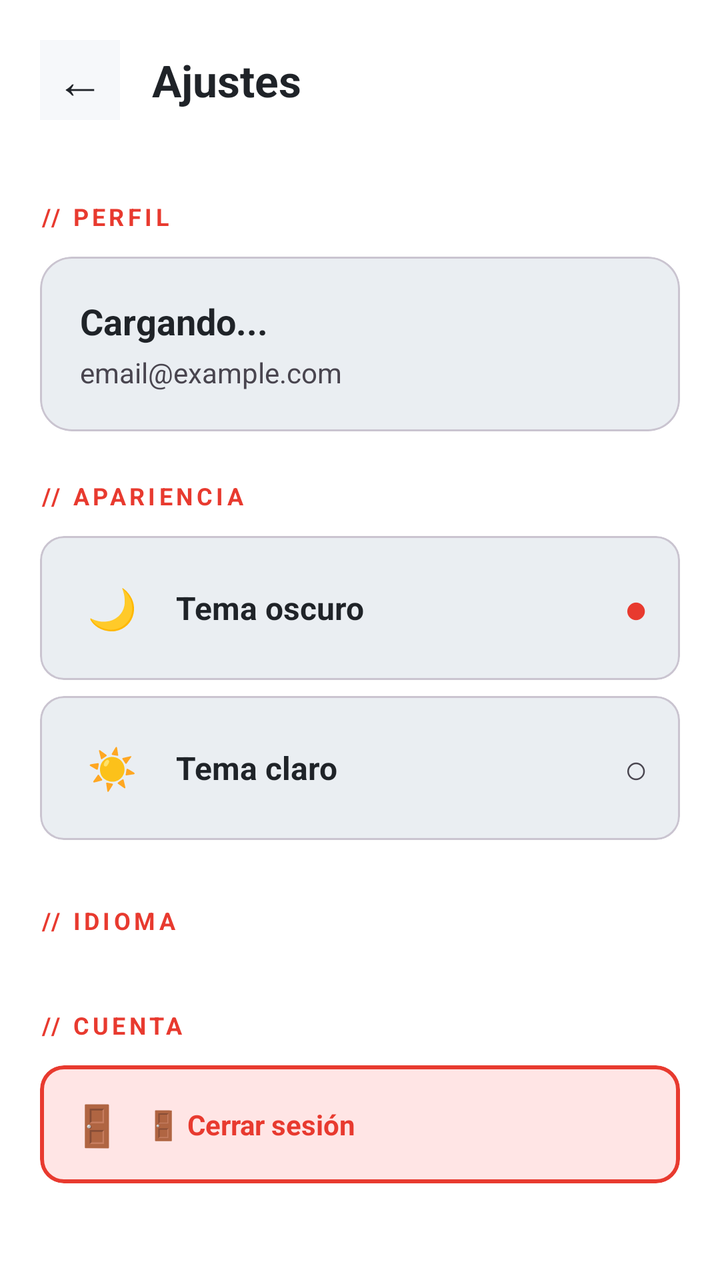
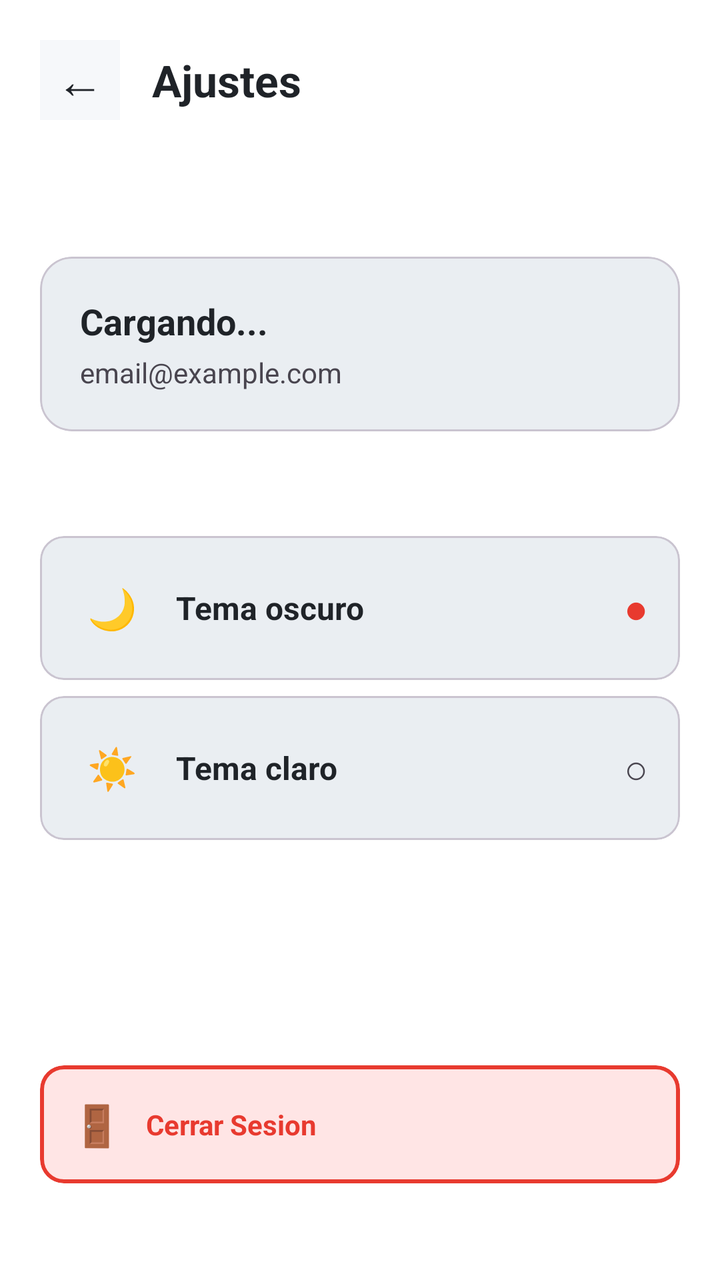

Before-and-after screenshots of an Android layout around one commit, followed by the original layout XML and the change that was made.
<!-- AndroidManifest.xml: application theme Theme.CodeGym -->
<!-- res/layout/activity_settings.xml -->
<?xml version="1.0" encoding="utf-8"?>
<androidx.constraintlayout.widget.ConstraintLayout
    xmlns:android="http://schemas.android.com/apk/res/android"
    xmlns:app="http://schemas.android.com/apk/res-auto"
    android:layout_width="match_parent"
    android:layout_height="match_parent"
    android:background="?android:attr/colorBackground">

    <LinearLayout
        android:id="@+id/headerSettings"
        android:layout_width="match_parent"
        android:layout_height="wrap_content"
        android:orientation="horizontal"
        android:gravity="center_vertical"
        android:padding="20dp"
        android:paddingTop="40dp"
        app:layout_constraintTop_toTopOf="parent">

        <TextView
            android:id="@+id/btnBack"
            android:layout_width="40dp"
            android:layout_height="40dp"
            android:text="←"
            android:textSize="24sp"
            android:textColor="?attr/colorOnSurface"
            android:gravity="center"
            android:background="?attr/colorSurface"
            android:clickable="true"
            android:focusable="true" />

        <TextView
            android:layout_width="0dp"
            android:layout_height="wrap_content"
            android:layout_weight="1"
            android:layout_marginStart="16dp"
            android:textSize="22sp"
            android:textStyle="bold"
            android:textColor="?attr/colorOnSurface"
            android:text="@string/settings_title" />

    </LinearLayout>

    <ScrollView
        android:layout_width="match_parent"
        android:layout_height="0dp"
        app:layout_constraintTop_toBottomOf="@id/headerSettings"
        app:layout_constraintBottom_toBottomOf="parent"
        android:padding="20dp">

        <LinearLayout
            android:layout_width="match_parent"
            android:layout_height="wrap_content"
            android:orientation="vertical">

            
            <TextView
                android:layout_width="wrap_content"
                android:layout_height="wrap_content"
                android:textColor="?attr/colorPrimary"
                android:textSize="12sp"
                android:textStyle="bold"
                android:letterSpacing="0.15"
                android:text="@string/settings_profile"
                android:layout_marginBottom="12dp" />

            <com.google.android.material.card.MaterialCardView
                android:layout_width="match_parent"
                android:layout_height="wrap_content"
                app:cardBackgroundColor="?attr/colorSurfaceVariant"
                app:cardCornerRadius="16dp"
                app:cardElevation="0dp">

                <LinearLayout
                    android:layout_width="match_parent"
                    android:layout_height="wrap_content"
                    android:orientation="vertical"
                    android:padding="20dp">

                    <TextView
                        android:id="@+id/tvSettingsName"
                        android:layout_width="wrap_content"
                        android:layout_height="wrap_content"
                        android:textColor="?attr/colorOnSurface"
                        android:textSize="18sp"
                        android:textStyle="bold"
                        android:text="@string/loading_profile" />

                    <TextView
                        android:id="@+id/tvSettingsEmail"
                        android:layout_width="wrap_content"
                        android:layout_height="wrap_content"
                        android:textColor="?attr/colorOnSurfaceVariant"
                        android:textSize="14sp"
                        android:layout_marginTop="4dp"
                        android:text="@string/email_placeholder" />

                </LinearLayout>
            </com.google.android.material.card.MaterialCardView>

            
            <TextView
                android:layout_width="wrap_content"
                android:layout_height="wrap_content"
                android:textColor="?attr/colorPrimary"
                android:textSize="12sp"
                android:textStyle="bold"
                android:letterSpacing="0.15"
                android:text="@string/settings_appearance"
                android:layout_marginTop="24dp"
                android:layout_marginBottom="12dp" />

            <com.google.android.material.card.MaterialCardView
                android:id="@+id/cardThemeDark"
                android:layout_width="match_parent"
                android:layout_height="wrap_content"
                android:layout_marginBottom="8dp"
                app:cardBackgroundColor="?attr/colorSurfaceVariant"
                app:cardCornerRadius="12dp"
                app:cardElevation="0dp"
                android:clickable="true"
                android:focusable="true"
                android:foreground="?android:attr/selectableItemBackground">

                <LinearLayout
                    android:layout_width="match_parent"
                    android:layout_height="wrap_content"
                    android:orientation="horizontal"
                    android:gravity="center_vertical"
                    android:padding="16dp">

                    <TextView
                        android:layout_width="40dp"
                        android:layout_height="40dp"
                        android:gravity="center"
                        android:textSize="20sp"
                        android:text="🌙" />

                    <LinearLayout
                        android:layout_width="0dp"
                        android:layout_height="wrap_content"
                        android:layout_weight="1"
                        android:layout_marginStart="12dp"
                        android:orientation="vertical">
                        <TextView
                            android:layout_width="wrap_content"
                            android:layout_height="wrap_content"
                            android:textColor="?attr/colorOnSurface"
                            android:textSize="16sp"
                            android:textStyle="bold"
                            android:text="@string/theme_dark" />
                        <TextView
                            android:layout_width="wrap_content"
                            android:layout_height="wrap_content"
                            android:visibility="gone"
                            android:textColor="?attr/colorOnSurfaceVariant"
                            android:textSize="13sp"
                            android:text="@string/theme_dark_desc" />
                    </LinearLayout>

                    <TextView
                        android:id="@+id/checkThemeDark"
                        android:layout_width="wrap_content"
                        android:layout_height="wrap_content"
                        android:textColor="?attr/colorPrimary"
                        android:textSize="20sp"
                        android:text="●" />
                </LinearLayout>
            </com.google.android.material.card.MaterialCardView>

            <com.google.android.material.card.MaterialCardView
                android:id="@+id/cardThemeLight"
                android:layout_width="match_parent"
                android:layout_height="wrap_content"
                android:layout_marginBottom="8dp"
                app:cardBackgroundColor="?attr/colorSurfaceVariant"
                app:cardCornerRadius="12dp"
                app:cardElevation="0dp"
                android:clickable="true"
                android:focusable="true"
                android:foreground="?android:attr/selectableItemBackground">

                <LinearLayout
                    android:layout_width="match_parent"
                    android:layout_height="wrap_content"
                    android:orientation="horizontal"
                    android:gravity="center_vertical"
                    android:padding="16dp">

                    <TextView
                        android:layout_width="40dp"
                        android:layout_height="40dp"
                        android:gravity="center"
                        android:textSize="20sp"
                        android:text="☀️" />

                    <LinearLayout
                        android:layout_width="0dp"
                        android:layout_height="wrap_content"
                        android:layout_weight="1"
                        android:layout_marginStart="12dp"
                        android:orientation="vertical">
                        <TextView
                            android:layout_width="wrap_content"
                            android:layout_height="wrap_content"
                            android:textColor="?attr/colorOnSurface"
                            android:textSize="16sp"
                            android:textStyle="bold"
                            android:text="@string/theme_light" />
                        <TextView
                            android:layout_width="wrap_content"
                            android:layout_height="wrap_content"
                            android:visibility="gone"
                            android:textColor="?attr/colorOnSurfaceVariant"
                            android:textSize="13sp"
                            android:text="@string/theme_light_desc" />
                    </LinearLayout>

                    <TextView
                        android:id="@+id/checkThemeLight"
                        android:layout_width="wrap_content"
                        android:layout_height="wrap_content"
                        android:textColor="?attr/colorOnSurfaceVariant"
                        android:textSize="20sp"
                        android:text="○" />
                </LinearLayout>
            </com.google.android.material.card.MaterialCardView>

            
            <TextView
                android:layout_width="wrap_content"
                android:layout_height="wrap_content"
                android:textColor="?attr/colorPrimary"
                android:textSize="12sp"
                android:textStyle="bold"
                android:letterSpacing="0.15"
                android:text="@string/settings_language"
                android:layout_marginTop="24dp"
                android:layout_marginBottom="12dp" />

            <LinearLayout
                android:id="@+id/languagesContainer"
                android:layout_width="match_parent"
                android:layout_height="wrap_content"
                android:orientation="vertical" />

            
            <TextView
                android:layout_width="wrap_content"
                android:layout_height="wrap_content"
                android:textColor="?attr/colorPrimary"
                android:textSize="12sp"
                android:textStyle="bold"
                android:letterSpacing="0.15"
                android:text="@string/settings_account"
                android:layout_marginTop="24dp"
                android:layout_marginBottom="12dp" />

            <com.google.android.material.card.MaterialCardView
                android:id="@+id/btnLogout"
                android:layout_width="match_parent"
                android:layout_height="wrap_content"
                app:cardBackgroundColor="@color/red_card_bg"
                app:cardCornerRadius="12dp"
                app:cardElevation="0dp"
                app:strokeColor="?attr/colorPrimary"
                app:strokeWidth="2dp"
                android:clickable="true"
                android:focusable="true">

                <LinearLayout
                    android:layout_width="match_parent"
                    android:layout_height="wrap_content"
                    android:orientation="horizontal"
                    android:gravity="center_vertical"
                    android:padding="16dp">

                    <TextView
                        android:layout_width="wrap_content"
                        android:layout_height="wrap_content"
                        android:text="🚪"
                        android:textSize="20sp" />

                    <TextView
                        android:layout_width="0dp"
                        android:layout_height="wrap_content"
                        android:layout_weight="1"
                        android:layout_marginStart="12dp"
                        android:text="@string/logout"
                        android:textColor="?attr/colorPrimary"
                        android:textSize="14sp"
                        android:textStyle="bold" />

                </LinearLayout>
            </com.google.android.material.card.MaterialCardView>

            <View android:layout_width="match_parent" android:layout_height="32dp" />

        </LinearLayout>

    </ScrollView>

</androidx.constraintlayout.widget.ConstraintLayout>
<!-- resources referenced by this layout -->
<resources>
  <color name="red_card_bg">#FFE5E5</color>
  <string name="email_placeholder">email@example.com</string>
  <string name="loading_profile">Cargando...</string>
  <string name="logout">🚪 Cerrar sesión</string>
  <string name="settings_account">// CUENTA</string>
  <string name="settings_appearance">// APARIENCIA</string>
  <string name="settings_language">// IDIOMA</string>
  <string name="settings_profile">// PERFIL</string>
  <string name="settings_title">Ajustes</string>
  <string name="theme_dark">Tema oscuro</string>
  <string name="theme_dark_desc">Estilo terminal (recomendado)</string>
  <string name="theme_light">Tema claro</string>
  <string name="theme_light_desc">Para entornos luminosos</string>
  <style name="Theme.CodeGym" parent="Base.Theme.CodeGym" />
  <style name="Base.Theme.CodeGym" parent="Theme.Material3.DayNight.NoActionBar">
          <item name="colorPrimary">@color/red_primary</item>
          <item name="colorOnPrimary">@color/white</item>
          <item name="colorSecondary">@color/yellow</item>
          <item name="colorTertiary">@color/tertiary</item>
          <item name="colorError">@color/red_wrong</item>
          <item name="android:colorBackground">@color/bg_dark</item>
          <item name="colorSurface">@color/surface</item>
          <item name="colorSurfaceVariant">@color/surface2</item>
          <item name="colorOnBackground">@color/text_primary</item>
          <item name="colorOnSurface">@color/text_primary</item>
          <item name="android:statusBarColor">@color/bg_dark</item>
          <item name="android:navigationBarColor">@color/bg_dark</item>
          <item name="android:windowLightStatusBar">false</item>
      </style>
  <color name="red_primary">#E83A2F</color>
  <color name="white">#FFFFFF</color>
  <color name="yellow">#D4A017</color>
  <color name="tertiary">#D2A8FF</color>
  <color name="red_wrong">#FF5555</color>
  <color name="bg_dark">#FFFFFF</color>
  <color name="surface">#F6F8FA</color>
  <color name="surface2">#EAEEF2</color>
  <color name="text_primary">#1F2328</color>
</resources>

<!-- the commit's change to res/layout/activity_settings.xml (unified diff, before → after) -->
@@ -60,7 +60,6 @@
                 android:textSize="12sp"
                 android:textStyle="bold"
                 android:letterSpacing="0.15"
-                android:text="@string/settings_profile"
                 android:layout_marginBottom="12dp" />
 
             <com.google.android.material.card.MaterialCardView
@@ -105,7 +104,6 @@
                 android:textSize="12sp"
                 android:textStyle="bold"
                 android:letterSpacing="0.15"
-                android:text="@string/settings_appearance"
                 android:layout_marginTop="24dp"
                 android:layout_marginBottom="12dp" />
 
@@ -233,7 +231,6 @@
                 android:textSize="12sp"
                 android:textStyle="bold"
                 android:letterSpacing="0.15"
-                android:text="@string/settings_language"
                 android:layout_marginTop="24dp"
                 android:layout_marginBottom="12dp" />
 
@@ -251,7 +248,6 @@
                 android:textSize="12sp"
                 android:textStyle="bold"
                 android:letterSpacing="0.15"
-                android:text="@string/settings_account"
                 android:layout_marginTop="24dp"
                 android:layout_marginBottom="12dp" />
 
@@ -285,7 +281,7 @@
                         android:layout_height="wrap_content"
                         android:layout_weight="1"
                         android:layout_marginStart="12dp"
-                        android:text="@string/logout"
+                        android:text="Cerrar Sesion"
                         android:textColor="?attr/colorPrimary"
                         android:textSize="14sp"
                         android:textStyle="bold" />
<!-- resource entries referenced after the edit -->
@@ -3,11 +3,6 @@
   <color name="red_card_bg">#FFE5E5</color>
   <string name="email_placeholder">email@example.com</string>
   <string name="loading_profile">Cargando...</string>
-  <string name="logout">🚪 Cerrar sesión</string>
-  <string name="settings_account">// CUENTA</string>
-  <string name="settings_appearance">// APARIENCIA</string>
-  <string name="settings_language">// IDIOMA</string>
-  <string name="settings_profile">// PERFIL</string>
   <string name="settings_title">Ajustes</string>
   <string name="theme_dark">Tema oscuro</string>
   <string name="theme_dark_desc">Estilo terminal (recomendado)</string>
